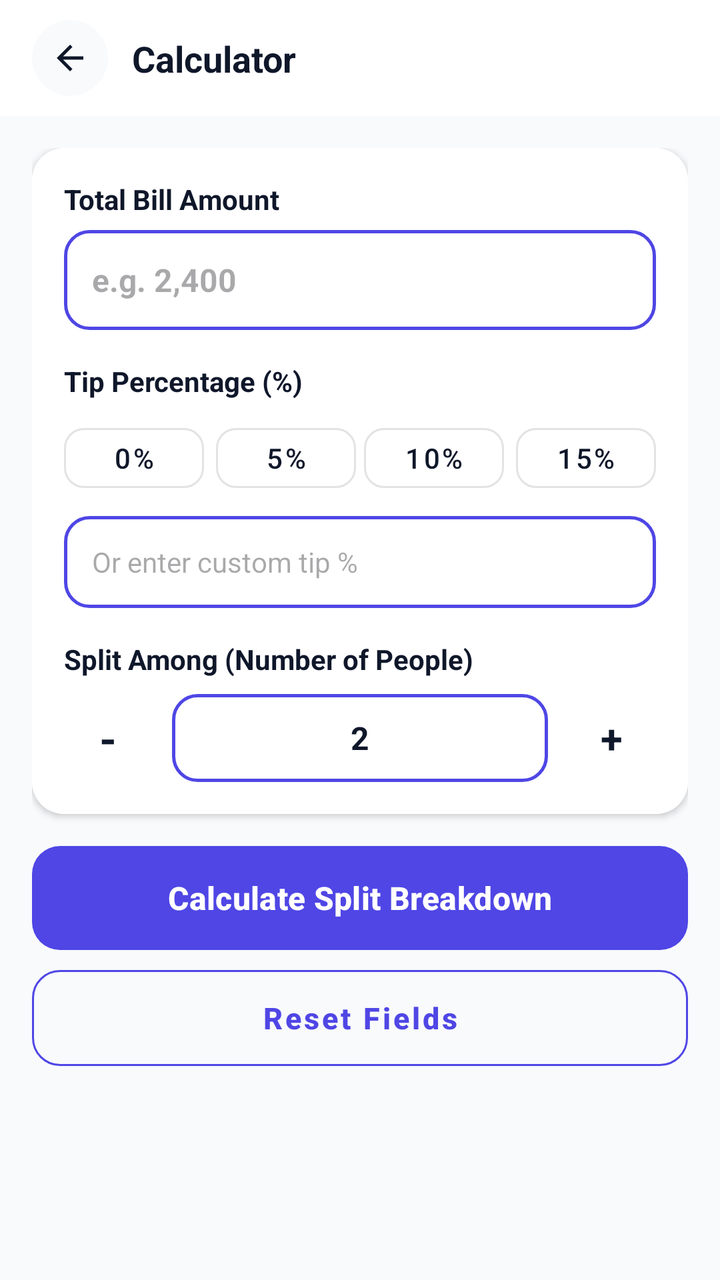
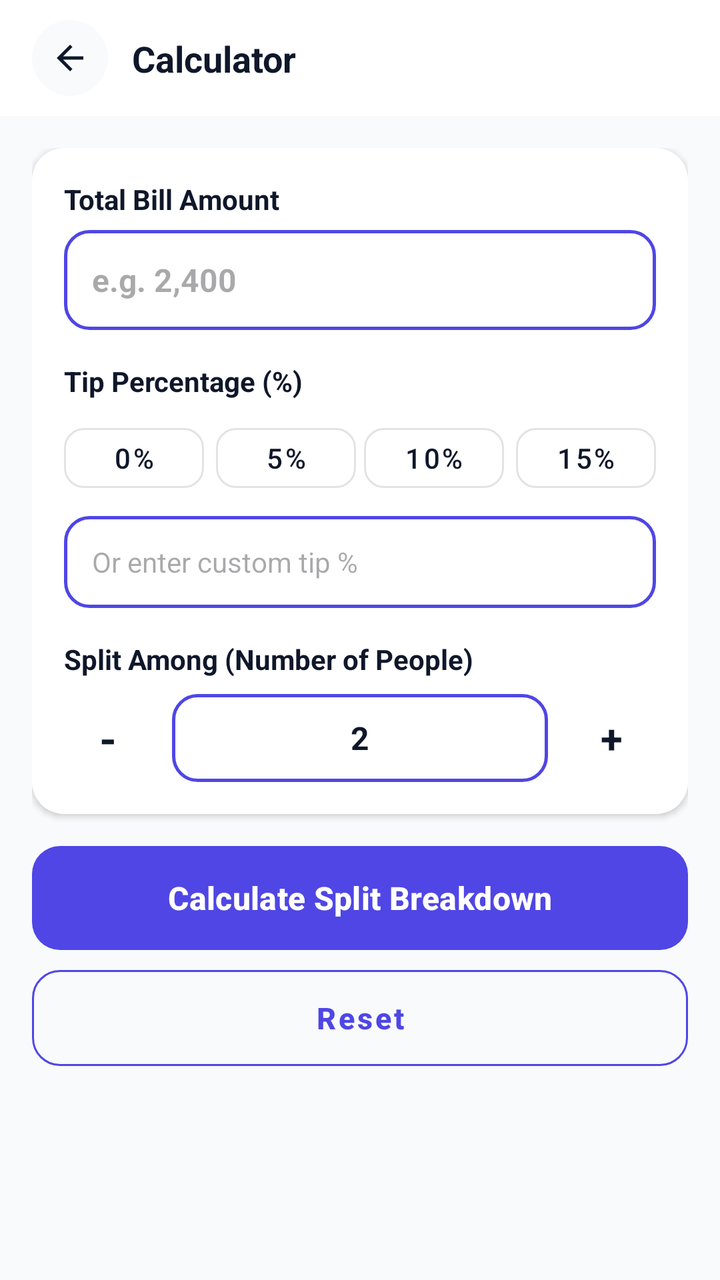

The first picture is an Android layout as it rendered before a commit; the second is the same layout after the commit. The layout source and the unified diff follow.
<!-- AndroidManifest.xml: application theme Theme.Calculatoremi -->
<!-- res/layout/activity_bill_splitter.xml -->
<?xml version="1.0" encoding="utf-8"?>
<LinearLayout xmlns:android="http://schemas.android.com/apk/res/android"
    xmlns:app="http://schemas.android.com/apk/res-auto"
    android:layout_width="match_parent"
    android:layout_height="match_parent"
    android:background="@color/background"
    android:orientation="vertical">

    
    <include layout="@layout/layout_calculator_header" />

    <androidx.core.widget.NestedScrollView
        android:id="@+id/centerBodyLayout"
        android:layout_width="match_parent"
        android:layout_height="match_parent"
        android:clipToPadding="false"
        android:paddingBottom="30dp"
        android:fillViewport="true">

        <LinearLayout
            android:layout_width="match_parent"
            android:layout_height="wrap_content"
            android:orientation="vertical"
            android:padding="16dp">

            
            <com.google.android.material.card.MaterialCardView
                android:layout_width="match_parent"
                android:layout_height="wrap_content"
                app:cardCornerRadius="16dp"
                app:cardElevation="2dp"
                app:strokeWidth="0dp"
                android:layout_marginBottom="16dp">

                <LinearLayout
                    android:layout_width="match_parent"
                    android:layout_height="wrap_content"
                    android:orientation="vertical"
                    android:background="@color/surface"
                    android:padding="16dp">

                    <TextView
                        android:layout_width="wrap_content"
                        android:layout_height="wrap_content"
                        android:text="Total Bill Amount"
                        android:textColor="@color/text_primary"
                        android:textSize="14sp"
                        android:textStyle="bold" />

                    <EditText
                        android:id="@+id/etTotalBill"
                        android:layout_width="match_parent"
                        android:layout_height="50dp"
                        android:layout_marginTop="6dp"
                        android:background="@drawable/numeric_input_border"
                        android:hint="e.g. 2,400"
                        android:inputType="numberDecimal"
                        android:paddingHorizontal="14dp"
                        android:textColor="@color/text_primary"
                        android:textSize="16sp"
                        android:textStyle="bold" />

                    
                    <TextView
                        android:layout_width="wrap_content"
                        android:layout_height="wrap_content"
                        android:text="Tip Percentage (%)"
                        android:textColor="@color/text_primary"
                        android:textSize="14sp"
                        android:textStyle="bold"
                        android:layout_marginTop="16dp" />

                    <LinearLayout
                        android:layout_width="match_parent"
                        android:layout_height="wrap_content"
                        android:orientation="horizontal"
                        android:layout_marginTop="8dp"
                        android:weightSum="4">

                        <com.google.android.material.button.MaterialButton
                            android:id="@+id/chipTip0"
                            style="@style/Widget.MaterialComponents.Button.OutlinedButton"
                            android:layout_width="0dp"
                            android:layout_height="42dp"
                            android:layout_weight="1"
                            android:layout_marginEnd="4dp"
                            android:text="0%"
                            android:textAllCaps="false"
                            android:textColor="@color/text_primary"
                            app:cornerRadius="10dp" />

                        <com.google.android.material.button.MaterialButton
                            android:id="@+id/chipTip5"
                            style="@style/Widget.MaterialComponents.Button.OutlinedButton"
                            android:layout_width="0dp"
                            android:layout_height="42dp"
                            android:layout_weight="1"
                            android:layout_marginHorizontal="2dp"
                            android:text="5%"
                            android:textAllCaps="false"
                            android:textColor="@color/text_primary"
                            app:cornerRadius="10dp" />

                        <com.google.android.material.button.MaterialButton
                            android:id="@+id/chipTip10"
                            style="@style/Widget.MaterialComponents.Button.OutlinedButton"
                            android:layout_width="0dp"
                            android:layout_height="42dp"
                            android:layout_weight="1"
                            android:layout_marginHorizontal="2dp"
                            android:text="10%"
                            android:textAllCaps="false"
                            android:textColor="@color/text_primary"
                            app:cornerRadius="10dp" />

                        <com.google.android.material.button.MaterialButton
                            android:id="@+id/chipTip15"
                            style="@style/Widget.MaterialComponents.Button.OutlinedButton"
                            android:layout_width="0dp"
                            android:layout_height="42dp"
                            android:layout_weight="1"
                            android:layout_marginStart="4dp"
                            android:text="15%"
                            android:textAllCaps="false"
                            android:textColor="@color/text_primary"
                            app:cornerRadius="10dp" />
                    </LinearLayout>

                    <EditText
                        android:id="@+id/etCustomTip"
                        android:layout_width="match_parent"
                        android:layout_height="46dp"
                        android:layout_marginTop="8dp"
                        android:background="@drawable/numeric_input_border"
                        android:hint="Or enter custom tip %"
                        android:inputType="numberDecimal"
                        android:paddingHorizontal="14dp"
                        android:textColor="@color/text_primary"
                        android:textSize="14sp" />

                    
                    <TextView
                        android:layout_width="wrap_content"
                        android:layout_height="wrap_content"
                        android:text="Split Among (Number of People)"
                        android:textColor="@color/text_primary"
                        android:textSize="14sp"
                        android:textStyle="bold"
                        android:layout_marginTop="16dp" />

                    <LinearLayout
                        android:layout_width="match_parent"
                        android:layout_height="wrap_content"
                        android:orientation="horizontal"
                        android:gravity="center_vertical"
                        android:layout_marginTop="8dp">

                        <com.google.android.material.card.MaterialCardView
                            android:id="@+id/btnMinusPeople"
                            android:layout_width="44dp"
                            android:layout_height="44dp"
                            app:cardBackgroundColor="@color/surface"
                            app:cardCornerRadius="10dp"
                            app:strokeWidth="0dp">

                            <TextView
                                android:layout_width="wrap_content"
                                android:layout_height="wrap_content"
                                android:layout_gravity="center"
                                android:text="-"
                                android:textColor="@color/text_primary"
                                android:textSize="22sp"
                                android:textStyle="bold" />
                        </com.google.android.material.card.MaterialCardView>

                        <EditText
                            android:id="@+id/etNumPeople"
                            android:layout_width="0dp"
                            android:layout_height="44dp"
                            android:layout_weight="1"
                            android:layout_marginHorizontal="10dp"
                            android:background="@drawable/numeric_input_border"
                            android:gravity="center"
                            android:inputType="number"
                            android:text="2"
                            android:textColor="@color/text_primary"
                            android:textSize="16sp"
                            android:textStyle="bold" />

                        <com.google.android.material.card.MaterialCardView
                            android:id="@+id/btnAddPeople"
                            android:layout_width="44dp"
                            android:layout_height="44dp"
                            app:cardBackgroundColor="@color/surface"
                            app:cardCornerRadius="10dp"
                            app:strokeWidth="0dp">

                            <TextView
                                android:layout_width="wrap_content"
                                android:layout_height="wrap_content"
                                android:layout_gravity="center"
                                android:text="+"
                                android:textColor="@color/text_primary"
                                android:textSize="20sp"
                                android:textStyle="bold" />
                        </com.google.android.material.card.MaterialCardView>
                    </LinearLayout>

                </LinearLayout>
            </com.google.android.material.card.MaterialCardView>



            
            <com.google.android.material.button.MaterialButton
                android:id="@+id/btnCalculate"
                android:layout_width="match_parent"
                android:layout_height="52dp"
                android:text="Calculate Split Breakdown"
                android:textAllCaps="false"
                android:textColor="@android:color/white"
                android:textSize="16sp"
                android:textStyle="bold"
                android:insetTop="0dp"
                android:insetBottom="0dp"
                app:cornerRadius="14dp"
                app:backgroundTint="@color/primary" />

            <com.google.android.material.button.MaterialButton
                android:id="@+id/btnReset"
                style="@style/Widget.MaterialComponents.Button.OutlinedButton"
                android:layout_width="match_parent"
                android:layout_height="48dp"
                android:layout_marginTop="10dp"
                android:text="Reset Fields"
                android:textAllCaps="false"
                android:textSize="15sp"
                android:textStyle="bold"
                android:insetTop="0dp"
                android:insetBottom="0dp"
                app:cornerRadius="14dp"
                app:strokeColor="@color/primary"
                android:textColor="@color/primary" />

        </LinearLayout>
    </androidx.core.widget.NestedScrollView>

</LinearLayout>
<!-- res/layout/layout_calculator_header.xml (included above) -->
<?xml version="1.0" encoding="utf-8"?>
<androidx.constraintlayout.widget.ConstraintLayout xmlns:android="http://schemas.android.com/apk/res/android"
    xmlns:app="http://schemas.android.com/apk/res-auto"
    android:id="@+id/calculatorHeader"
    android:layout_width="match_parent"
    android:layout_height="wrap_content"
    android:minHeight="56dp"
    android:background="@color/surface"
    android:elevation="0dp"
    android:paddingStart="16dp"
    android:paddingEnd="16dp"
    android:paddingTop="10dp"
    android:paddingBottom="10dp">

    <com.google.android.material.card.MaterialCardView
        android:id="@+id/btnBackContainer"
        android:layout_width="38dp"
        android:layout_height="38dp"
        app:cardBackgroundColor="@color/background"
        app:cardCornerRadius="19dp"
        app:cardElevation="0dp"
        app:strokeWidth="0dp"
        app:layout_constraintBottom_toBottomOf="parent"
        app:layout_constraintStart_toStartOf="parent"
        app:layout_constraintTop_toTopOf="parent">

        <ImageView
            android:id="@+id/btnBack"
            android:layout_width="20dp"
            android:layout_height="20dp"
            android:layout_gravity="center"
            android:src="@drawable/ic_arrow_back"
            app:tint="@color/text_primary" />
    </com.google.android.material.card.MaterialCardView>

    <TextView
        android:id="@+id/txtTitle"
        android:layout_width="0dp"
        android:layout_height="wrap_content"
        android:layout_marginStart="12dp"
        android:layout_marginEnd="12dp"
        android:text="Calculator"
        android:textColor="@color/text_primary"
        android:textSize="18sp"
        android:textStyle="bold"
        android:maxLines="1"
        android:ellipsize="end"
        app:layout_constraintBottom_toBottomOf="parent"
        app:layout_constraintEnd_toEndOf="parent"
        app:layout_constraintStart_toEndOf="@id/btnBackContainer"
        app:layout_constraintTop_toTopOf="parent" />

</androidx.constraintlayout.widget.ConstraintLayout>
<!-- resources referenced by this layout -->
<resources>
  <color name="background">#F8FAFC</color>
  <color name="primary">#4F46E5</color>
  <color name="surface">#FFFFFF</color>
  <color name="text_primary">#0F172A</color>
  <!-- drawable ic_arrow_back (drawable) -->
  <vector xmlns:android="http://schemas.android.com/apk/res/android"
      android:width="24dp"
      android:height="24dp"
      android:viewportWidth="960"
      android:viewportHeight="960">
    <path
        android:pathData="m313,520 l224,224 -57,56 -320,-320 320,-320 57,56 -224,224h487v80L313,520Z"
        android:fillColor="#e3e3e3"/>
  </vector>
  <!-- drawable numeric_input_border (drawable) -->
  <?xml version="1.0" encoding="utf-8"?>
  <shape xmlns:android="http://schemas.android.com/apk/res/android"
      android:shape="rectangle">
  
      <solid android:color="@color/surface"/>
  
      <stroke
          android:width="1.5dp"
          android:color="@color/primary"/>
  
      <corners android:radius="12dp"/>
  </shape>
  <style name="Theme.Calculatoremi" parent="Base.Theme.Calculatoremi" />
  <style name="Base.Theme.Calculatoremi" parent="Theme.Material3.DayNight.NoActionBar">
          <item name="android:statusBarColor">@android:color/transparent</item>
          <item name="android:navigationBarColor">@android:color/transparent</item>
          <item name="android:windowLightStatusBar">true</item>
          <item name="android:windowLightNavigationBar">true</item>
          <item name="colorPrimary">@color/primary</item>
          <item name="colorOnPrimary">#FFFFFF</item>
          <item name="colorSecondary">@color/gradient_accent</item>
          <item name="colorOnSecondary">#FFFFFF</item>
      </style>
  <color name="gradient_accent">#818CF8</color>
</resources>

<!-- the commit's change to res/layout/activity_bill_splitter.xml (unified diff, before → after) -->
@@ -1,4 +1,5 @@
 <?xml version="1.0" encoding="utf-8"?>
+
 <LinearLayout xmlns:android="http://schemas.android.com/apk/res/android"
     xmlns:app="http://schemas.android.com/apk/res-auto"
     android:layout_width="match_parent"
@@ -42,7 +43,7 @@
                     <TextView
                         android:layout_width="wrap_content"
                         android:layout_height="wrap_content"
-                        android:text="Total Bill Amount"
+                        android:text="@string/label_total_bill_amount"
                         android:textColor="@color/text_primary"
                         android:textSize="14sp"
                         android:textStyle="bold" />
@@ -64,7 +65,7 @@
                     <TextView
                         android:layout_width="wrap_content"
                         android:layout_height="wrap_content"
-                        android:text="Tip Percentage (%)"
+                        android:text="@string/label_tip_percentage"
                         android:textColor="@color/text_primary"
                         android:textSize="14sp"
                         android:textStyle="bold"
@@ -142,7 +143,7 @@
                     <TextView
                         android:layout_width="wrap_content"
                         android:layout_height="wrap_content"
-                        android:text="Split Among (Number of People)"
+                        android:text="@string/label_split_among"
                         android:textColor="@color/text_primary"
                         android:textSize="14sp"
                         android:textStyle="bold"
@@ -216,7 +217,7 @@
                 android:id="@+id/btnCalculate"
                 android:layout_width="match_parent"
                 android:layout_height="52dp"
-                android:text="Calculate Split Breakdown"
+                android:text="@string/btn_calculate_split"
                 android:textAllCaps="false"
                 android:textColor="@android:color/white"
                 android:textSize="16sp"
@@ -232,7 +233,7 @@
                 android:layout_width="match_parent"
                 android:layout_height="48dp"
                 android:layout_marginTop="10dp"
-                android:text="Reset Fields"
+                android:text="@string/btn_reset"
                 android:textAllCaps="false"
                 android:textSize="15sp"
                 android:textStyle="bold"
<!-- resource entries referenced after the edit -->
@@ -27,6 +27,11 @@
   
       <corners android:radius="12dp"/>
   </shape>
+  <string name="btn_calculate_split">Calculate Split Breakdown</string>
+  <string name="btn_reset">Reset</string>
+  <string name="label_split_among">Split Among (Number of People)</string>
+  <string name="label_tip_percentage">Tip Percentage (%)</string>
+  <string name="label_total_bill_amount">Total Bill Amount</string>
   <style name="Theme.Calculatoremi" parent="Base.Theme.Calculatoremi" />
   <style name="Base.Theme.Calculatoremi" parent="Theme.Material3.DayNight.NoActionBar">
           <item name="android:statusBarColor">@android:color/transparent</item>
